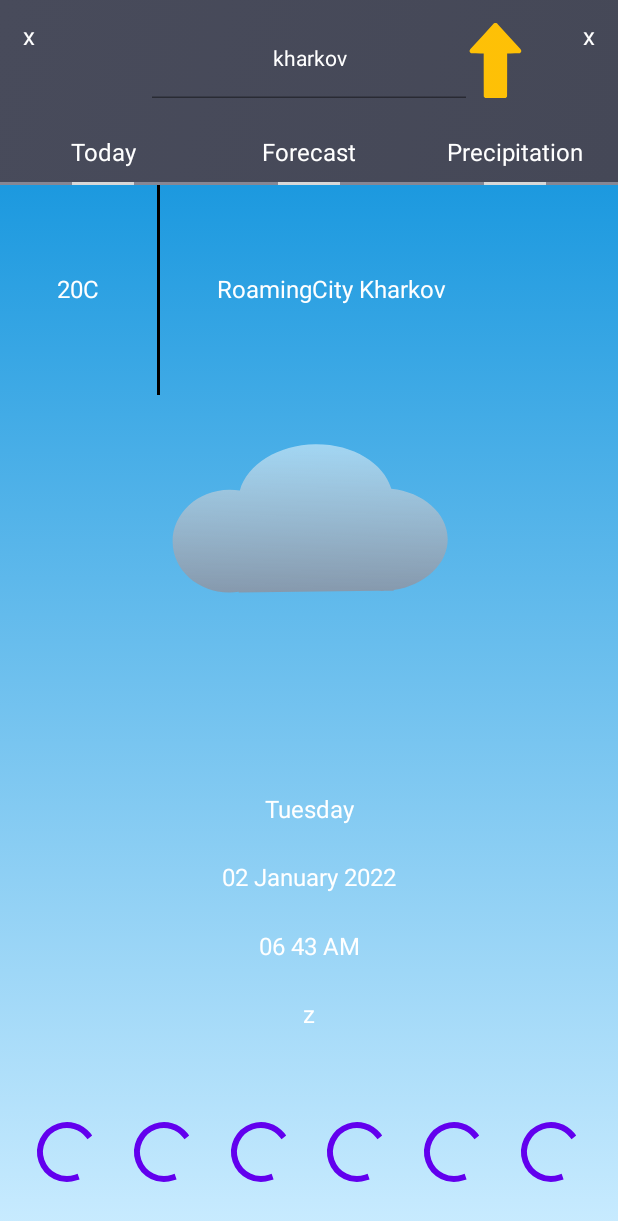
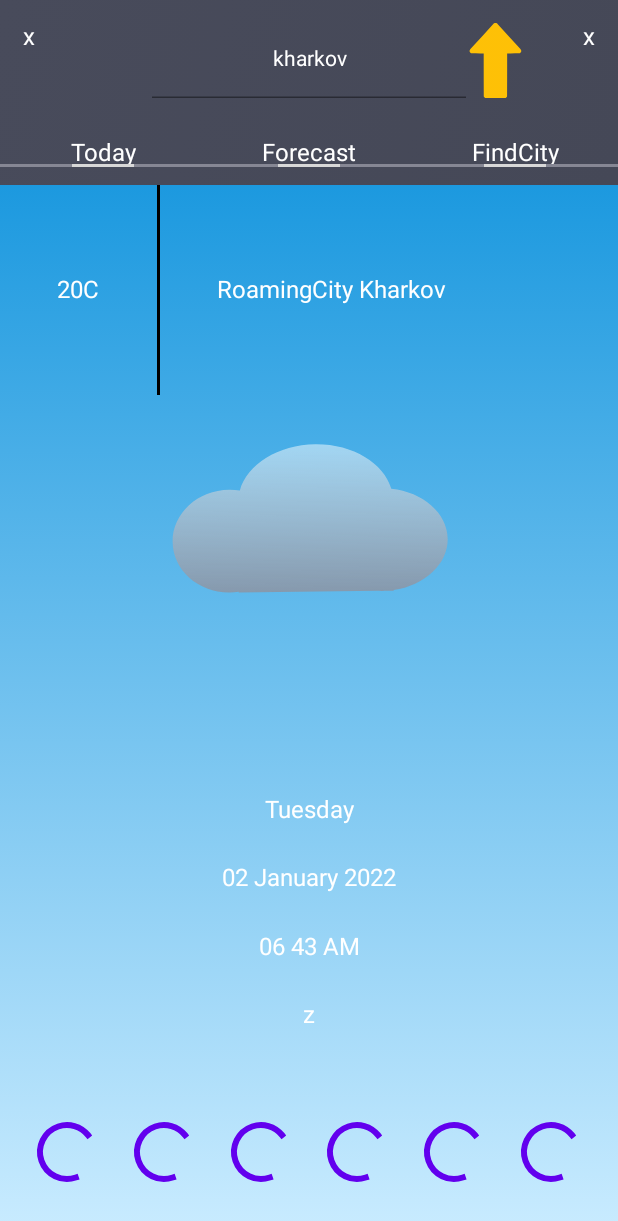
Before and after one commit to darkliself/WeatherApp, an Android app built with Jetpack Compose: the screen it shows after launch (MainActivity), on a phone screen of 412 x 824 dp. Shown: the top 1221 px of the screen. Run offline under Robolectric (Android 15) with nearby library versions, the phone set to English and light mode, and no system bars; our stand-ins replace Dagger/Hilt's generated code; network calls fail; 1 statement that could not run was skipped.

Commit message:
work with TopBarNav.kt

```diff
--- a/app/build.gradle
+++ b/app/build.gradle
@@ -71,5 +71,6 @@ dependencies {
     kapt "com.google.dagger:hilt-android-compiler:2.37"
     implementation"com.squareup.moshi:moshi:1.11.0"
     kapt"com.squareup.moshi:moshi-kotlin-codegen:1.11.0"
+    implementation "androidx.datastore:datastore-preferences:1.0.0"
 
 }
--- a/app/src/main/java/com/example/weatherapp/di/WeatherApiModule.kt
+++ b/app/src/main/java/com/example/weatherapp/di/WeatherApiModule.kt
@@ -16,7 +16,6 @@ object WeatherApiModule {
     @Singleton
     fun provideApi(builder: Retrofit.Builder): WeatherApiInterface {
         return builder.build().create(WeatherApiInterface::class.java)
-
     }
     @Provides
     @Singleton
--- a/app/src/main/java/com/example/weatherapp/navigation/Navigation.kt
+++ b/app/src/main/java/com/example/weatherapp/navigation/Navigation.kt
@@ -57,6 +57,9 @@ fun NavigationScreens(navController: NavHostController) {
         composable(route = Screens.PrecipitationScreen.route) {
             PrecipitationScreen()
         }
+        composable(route = Screens.NewFindCityScreen.route) {
+            NewFindCityScreen()
+        }
 
     }
 }
--- a/app/src/main/java/com/example/weatherapp/navigation/Screens.kt
+++ b/app/src/main/java/com/example/weatherapp/navigation/Screens.kt
@@ -3,7 +3,8 @@ package com.example.weatherapp.navigation
 sealed class Screens(val route: String) {
     object FindCity: Screens("find_city")
     object Weather: Screens("weather")
-    object MainScreen: Screens("main_screen")
-    object ForecastScreen: Screens("forecast_screen")
-    object PrecipitationScreen: Screens("precipitation_screen")
+    object MainScreen: Screens("main")
+    object ForecastScreen: Screens("forecast")
+    object PrecipitationScreen: Screens("precipitation")
+    object NewFindCityScreen: Screens("new_find_city")
 }
--- a/app/src/main/java/com/example/weatherapp/ui/main/MainScreen.kt
+++ b/app/src/main/java/com/example/weatherapp/ui/main/MainScreen.kt
@@ -26,6 +26,7 @@ import androidx.compose.ui.graphics.Brush
 import androidx.compose.ui.graphics.Color
 import androidx.compose.ui.graphics.vector.ImageVector
 import androidx.compose.ui.layout.ContentScale
+import androidx.compose.ui.platform.LocalContext
 import androidx.compose.ui.res.vectorResource
 import androidx.compose.ui.unit.dp
 import androidx.compose.ui.unit.sp
@@ -34,6 +35,8 @@ import com.example.weatherapp.R
 import com.example.weatherapp.WeatherDateFormat
 
 import com.example.weatherapp.data.model.FullWeather
+import com.example.weatherapp.di.DataStoreModule
+import com.example.weatherapp.repository.DataStoreRepo
 
 import com.example.weatherapp.ui.main.MainViewModel
 import kotlin.math.roundToInt
@@ -44,6 +47,7 @@ import kotlin.properties.Delegates
 @SuppressLint("CoroutineCreationDuringComposition")
 @Composable
 fun MainScreen() {
+    val dataStore = DataStoreRepo(DataStoreModule.providePreferenceDataStore(LocalContext.current))
     lateinit var current: FullWeather.Current
     lateinit var daily: List<FullWeather.Daily>
     lateinit var hourly: List<FullWeather.Hourly>
--- a/app/src/main/java/com/example/weatherapp/ui/screens/TopBarNav.kt
+++ b/app/src/main/java/com/example/weatherapp/ui/screens/TopBarNav.kt
@@ -32,6 +32,8 @@ import androidx.compose.ui.zIndex
 import androidx.navigation.NavController
 import com.example.weatherapp.R
 import com.example.weatherapp.navigation.Screens
+import kotlinx.coroutines.delay
+import kotlinx.coroutines.launch
 
 
 @Composable
@@ -41,6 +43,8 @@ fun TopBarNav(navController: NavController) {
     Column(
         Modifier
             .fillMaxWidth()
+            //.height(150.dp)
+            //.wrapContentHeight()
             .fillMaxHeight(.15f)
             .background(
                 brush = Brush.linearGradient(
@@ -58,19 +62,18 @@ fun TopBarNav(navController: NavController) {
             horizontalArrangement = Arrangement.SpaceBetween
         ) {
             Text("x")
-            FindCityTextField("kharkov")
+            FindCityTextField("kharkov", navController)
             Text("x")
         }
 
         Row(
             Modifier
                 .fillMaxWidth()
-                .fillMaxHeight()
+                // .fillMaxHeight()
         ) {
             Box(
                 Modifier.fillMaxSize()// .background(color = Color.Cyan)
             ) {
-
                 CategoryCard(
                     text = "Today",
                     modifier = Modifier.align(Alignment.CenterStart),
@@ -88,10 +91,10 @@ fun TopBarNav(navController: NavController) {
                 )
 
                 CategoryCard(
-                    text = "Precipitation",
+                    text = "FindCity",
                     modifier = Modifier.align(Alignment.CenterEnd),
                     onClick = {
-                        navController.navigate(Screens.PrecipitationScreen.route)
+                        navController.navigate(Screens.NewFindCityScreen.route)
                     }
                 )
             }
@@ -109,7 +112,7 @@ fun CategoryCard(
     Box(
         modifier = modifier
             .fillMaxWidth(0.334f)
-            .fillMaxHeight()
+            //.fillMaxHeight()
             .clickable {
                 onClick()
             },
@@ -141,7 +144,9 @@ fun CategoryCard(
 @Composable
 fun FindCityTextField(
     value: String,
+    navController: NavController
 ) {
+    val scope = rememberCoroutineScope()
     var state by remember { mutableStateOf(false) }
     var angel by remember { mutableStateOf(0f) }
     val animate by animateFloatAsState(targetValue = angel)
@@ -198,6 +203,11 @@ fun FindCityTextField(
                 .clickable {
                     angel += 180f
                     state = !state
+                    scope.launch {
+                        delay(400L)
+                    }
+
+                    navController.navigate(Screens.FindCity.route)
                 },
             contentScale = ContentScale.Fit
         )
```
Also changed, not shown: app/src/main/java/com/example/weatherapp/di/DataStoreModule.kt (added, +34 -0 lines), app/src/main/java/com/example/weatherapp/repository/DataStoreRepo.kt (added, +89 -0 lines), app/src/main/java/com/example/weatherapp/ui/findcity/FindCityViewModel.kt (added, +35 -0 lines), app/src/main/java/com/example/weatherapp/ui/findcity/NewFindCityScreen.kt (added, +108 -0 lines).
